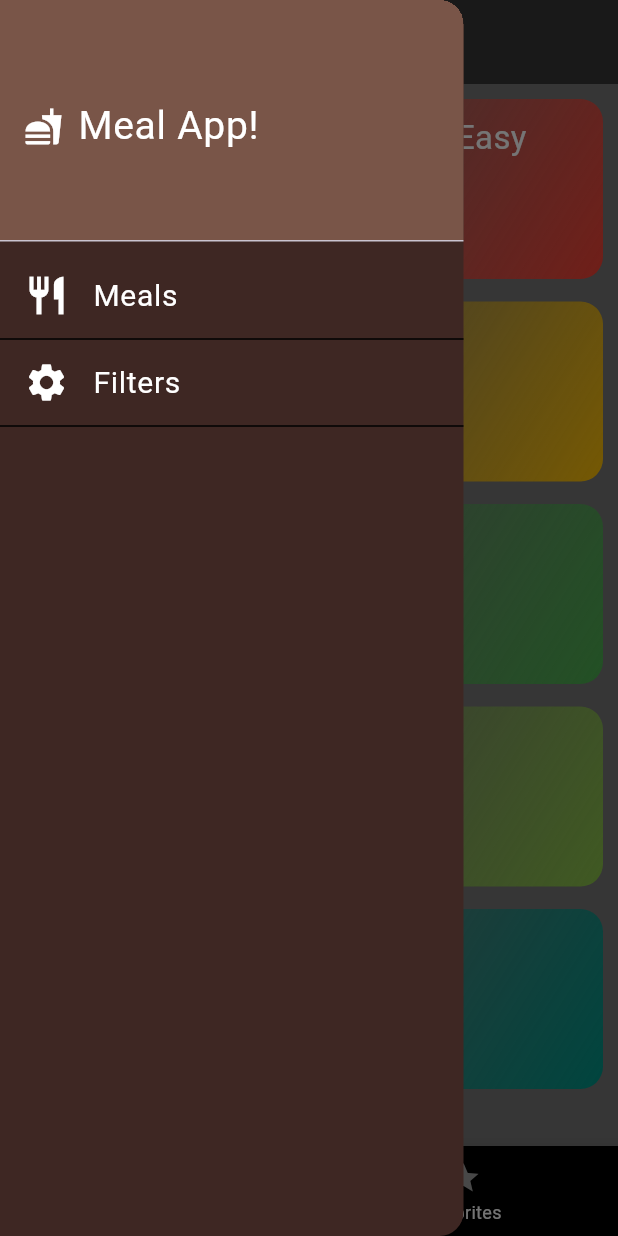
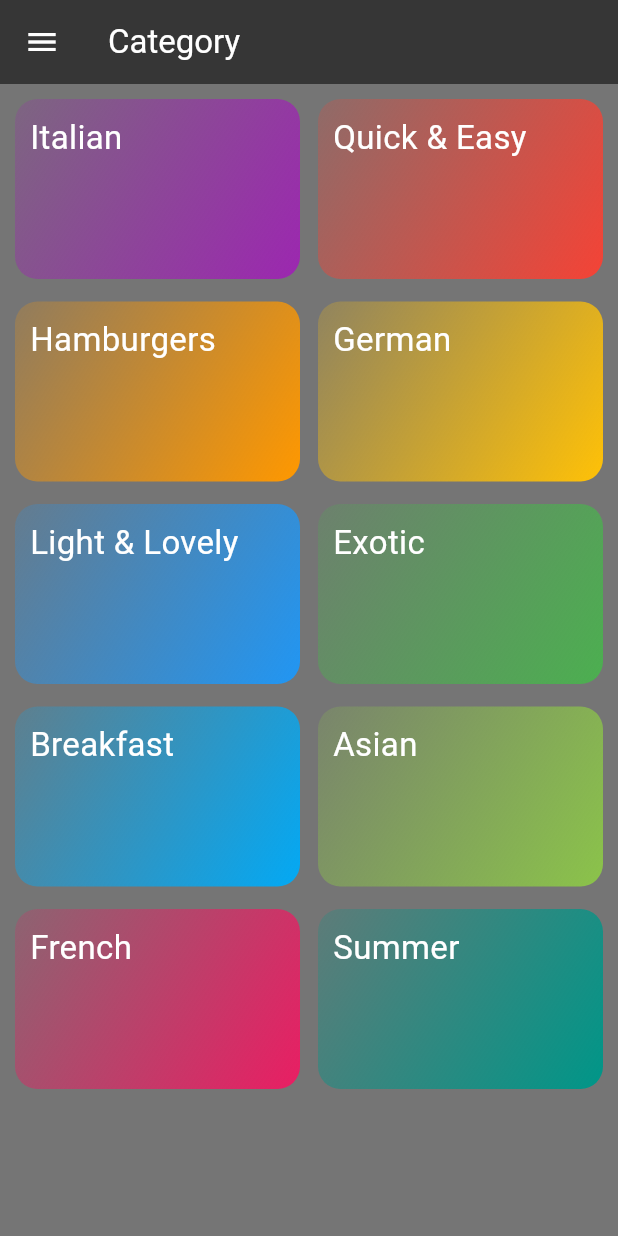
Before and after one commit to UmerMujtaba/Meal_App, a Flutter app: the screen it shows after launch, in the side drawer, after a tap on "Meals", on a phone screen of 412 x 824 dp. Run offline on Flutter 3.47's test engine with Material 3 defaults, Android fonts, the phone set to English and light mode, and no system bars.

```diff
--- a/lib/components/bottom_bar.dart
+++ b/lib/components/bottom_bar.dart
@@ -1,81 +1,81 @@
-import 'package:flutter/material.dart';
-import 'package:mealapp/data/category.dart';
-import 'package:mealapp/data/meal.dart';
-import 'package:mealapp/screens/favorite_screen.dart';
-import 'package:mealapp/screens/meal_screen.dart';
-import '../components/drawer.dart';
-
-class BottomBar extends StatefulWidget {
-  final Meal meal;
-  final Category category;
-
-  const BottomBar({
-    Key? key,
-    required this.meal,
-    required this.category,
-  }) : super(key: key);
-
-  @override
-  State<BottomBar> createState() => _BottomBarState();
-}
-
-class _BottomBarState extends State<BottomBar> {
-  int _selectedTabIndex = 0;
-  late List<Widget> screens;
-
-  @override
-  void initState() {
-    super.initState();
-    screens = [
-      MealScreen(category: widget.category, meal: widget.meal),
-      const FavoriteScreen(),
-      const Draweer(title: 'ok'),
-    ];
-  }
-
-  void _onTabTapped(int index) {
-    setState(() {
-      _selectedTabIndex = index;
-    });
-
-    if (index == 1) {
-      Navigator.pushNamed(context, '/favorite'); // Replace '/first' with your route name for FavoriteScreen
-    }
-  }
-
-  @override
-  Widget build(BuildContext context) {
-    return SizedBox(
-      height: 60,
-      child: Scaffold(
-        bottomNavigationBar: BottomNavigationBar(
-          elevation: 8,
-          iconSize: 24,
-          backgroundColor: Colors.black,
-          selectedIconTheme:
-              const IconThemeData(color: Colors.blueAccent, size: 28),
-          selectedItemColor: Colors.blueAccent,
-          unselectedIconTheme: const IconThemeData(color: Colors.grey),
-          unselectedItemColor: Colors.white,
-          currentIndex: _selectedTabIndex,
-          onTap: _onTabTapped,
-          items: const <BottomNavigationBarItem>[
-            BottomNavigationBarItem(
-              icon: Icon(Icons.category),
-              label: 'Category',
-            ),
-            BottomNavigationBarItem(
-              icon: Icon(Icons.star),
-              label: 'Favorites',
-            ),
-          ],
-        ),
-        drawer: const Draweer(title: 'ok'),
-        body: IndexedStack(
-          index: _selectedTabIndex,
-          children: screens,
-        ),
-      ),
-    );
-  }
-}
+// import 'package:flutter/material.dart';
+// import 'package:mealapp/data/category.dart';
+// import 'package:mealapp/data/meal.dart';
+// import 'package:mealapp/screens/favorite_screen.dart';
+// import 'package:mealapp/screens/meal_screen.dart';
+// import '../components/drawer.dart';
+//
+// class BottomBar extends StatefulWidget {
+//   final Meal meal;
+//   final Category category;
+//
+//   const BottomBar({
+//     Key? key,
+//     required this.meal,
+//     required this.category,
+//   }) : super(key: key);
+//
+//   @override
+//   State<BottomBar> createState() => _BottomBarState();
+// }
+//
+// class _BottomBarState extends State<BottomBar> {
+//   int _selectedTabIndex = 0;
+//   late List<Widget> screens;
+//
+//   @override
+//   void initState() {
+//     super.initState();
+//     screens = [
+//       MealScreen(category: widget.category, meal: widget.meal),
+//       const FavoriteScreen(),
+//       const Draweer(title: 'ok'),
+//     ];
+//   }
+//
+//   void _onTabTapped(int index) {
+//     setState(() {
+//       _selectedTabIndex = index;
+//     });
+//
+//     if (index == 1) {
+//       Navigator.pushNamed(context, '/favorite'); // Replace '/first' with your route name for FavoriteScreen
+//     }
+//   }
+//
+//   @override
+//   Widget build(BuildContext context) {
+//     return SizedBox(
+//       height: 60,
+//       child: Scaffold(
+//         bottomNavigationBar: BottomNavigationBar(
+//           elevation: 8,
+//           iconSize: 24,
+//           backgroundColor: Colors.black,
+//           selectedIconTheme:
+//           const IconThemeData(color: Colors.blueAccent, size: 28),
+//           selectedItemColor: Colors.blueAccent,
+//           unselectedIconTheme: const IconThemeData(color: Colors.grey),
+//           unselectedItemColor: Colors.white,
+//           currentIndex: _selectedTabIndex,
+//           onTap: _onTabTapped,
+//           items: const <BottomNavigationBarItem>[
+//             BottomNavigationBarItem(
+//               icon: Icon(Icons.category),
+//               label: 'Category',
+//             ),
+//             BottomNavigationBarItem(
+//               icon: Icon(Icons.star),
+//               label: 'Favorites',
+//             ),
+//           ],
+//         ),
+//         drawer: const Draweer(title: 'ok'),
+//         body: IndexedStack(
+//           index: _selectedTabIndex,
+//           children: screens,
+//         ),
+//       ),
+//     );
+//   }
+// }
--- a/lib/components/drawer.dart
+++ b/lib/components/drawer.dart
@@ -1,9 +1,14 @@
 import 'package:flutter/material.dart';
+import 'package:mealapp/models/cateogry_screen.dart';
 
+import '../data/category.dart';
+import '../data/meal.dart';
 import '../filter/filter_screen.dart';
 
 class Draweer extends StatefulWidget {
-  const Draweer({super.key, required this.title});
+  final Meal meal;
+  final Category category;
+  const Draweer({super.key, required this.title, required this.meal, required this.category});
 
   final String title;
 
@@ -24,7 +29,10 @@ class _DraweerState extends State<Draweer> {
   Widget build(BuildContext context) {
     return SafeArea(
       child: SizedBox(
-        width: MediaQuery.of(context).size.width *
+        width: MediaQuery
+            .of(context)
+            .size
+            .width *
             0.75, // 75% of screen will be occupied
         child: Drawer(
           backgroundColor: Colors.brown[900],
@@ -57,7 +65,11 @@ class _DraweerState extends State<Draweer> {
                     'Meals',
                     style: TextStyle(color: Colors.white, fontSize: 20),
                   ),
-                onTap: () {},
+                  onTap: () {
+                    Navigator.of(context).push(
+                        MaterialPageRoute(
+                            builder: (context) => CategoryScreen(meal: widget.meal, category: widget.category)));
+                  },
               ),
               const Divider(height: 2, color: Colors.black),
               ListTile(
--- a/lib/main.dart
+++ b/lib/main.dart
@@ -1,28 +1,33 @@
 import 'package:flutter/material.dart';
+import 'package:mealapp/data/category.dart';
 import 'package:mealapp/data/dummy_data.dart';
 import 'package:mealapp/data/meal.dart';
-
+//import 'package:mealapp/screens/category_screen.dart';
 import 'package:mealapp/screens/favorite_screen.dart';
 
 import 'models/cateogry_screen.dart';
 
 void main() {
-  runApp(const MyApp());
+  final Meal meal = dummyMeals.first; // Assuming you have dummyMeals defined somewhere
+  final Category category=availableCategories.first;
+  runApp(MyApp(meal: meal, category: category,));
 }
 
 class MyApp extends StatefulWidget {
-  const MyApp({Key? key}) : super(key: key);
+  final Meal meal;
+final Category category;
+  const MyApp({Key? key, required this.meal, required this.category}) : super(key: key);
 
   @override
-  _MyAppState createState() => _MyAppState();
+  State<MyApp> createState() => _MyAppState();
 }
 
 class _MyAppState extends State<MyApp> {
-  int _selectedTabIndex = 0;
+  int _selectedIndex = 0;
 
-  void _onTabTapped(int index) {
+  void _onItemTapped(int index) {
     setState(() {
-      _selectedTabIndex = index;
+      _selectedIndex = index;
     });
   }
 
@@ -30,15 +35,36 @@ class _MyAppState extends State<MyApp> {
   Widget build(BuildContext context) {
     return MaterialApp(
       title: 'Meal App',
-      theme: ThemeData(
-        primarySwatch: Colors.blue,
-        visualDensity: VisualDensity.adaptivePlatformDensity,
+      // theme: ThemeData(
+      //   primarySwatch: Colors.blue,
+      // ),
+      home: Scaffold(
+        backgroundColor: Colors.black54,
+        body: IndexedStack(
+          index: _selectedIndex,
+          children: [
+            CategoryScreen(meal: widget.meal, category: widget.category,),
+            FavoriteScreen(meal: widget.meal, category: widget.category,),
+          ],
+        ),
+        bottomNavigationBar: BottomNavigationBar(
+          backgroundColor: Colors.black,
+          selectedItemColor: Colors.blueAccent,
+          unselectedItemColor: Colors.grey,
+          currentIndex: _selectedIndex,
+          onTap: _onItemTapped,
+          items: const <BottomNavigationBarItem>[
+            BottomNavigationBarItem(
+              icon: Icon(Icons.category),
+              label: 'Category',
+            ),
+            BottomNavigationBarItem(
+              icon: Icon(Icons.star),
+              label: 'Favorites',
+            ),
+          ],
+        ),
       ),
-      initialRoute: '/',
-      routes: {
-        '/': (context) => CategoryScreen(meal: dummyMeals.first, category: availableCategories.first),
-        '/favorite': (context) => const FavoriteScreen(),
-      },
     );
   }
 }
--- a/lib/models/cateogry_screen.dart
+++ b/lib/models/cateogry_screen.dart
@@ -1,23 +1,22 @@
 import 'package:flutter/material.dart';
+import 'package:mealapp/data/category.dart';
+import 'package:mealapp/data/meal.dart';
 import 'package:mealapp/screens/meal_screen.dart';
-import '../components/bottom_bar.dart';
-import '../data/category.dart';
 import '../components/drawer.dart';
 import '../data/dummy_data.dart';
-import '../data/meal.dart';
+
 import 'category_item.dart';
 
 class CategoryScreen extends StatefulWidget {
   final Meal meal;
-  final Category category;
-  const CategoryScreen({Key? key, required this.meal, required this.category}) : super(key: key);
+final Category category;
+  const CategoryScreen({Key? key, required this.meal, required this.category, }) : super(key: key);
 
   @override
   State<CategoryScreen> createState() => _CategoryScreenState();
 }
 
 class _CategoryScreenState extends State<CategoryScreen> {
-
   @override
   Widget build(BuildContext context) {
     final category = widget.category;
@@ -48,17 +47,14 @@ class _CategoryScreenState extends State<CategoryScreen> {
               category,
               onPressed: () => Navigator.of(context).push(
                 MaterialPageRoute(
-                  builder: (context) => MealScreen(category: category, meal: widget.meal),
+                  builder: (context) => MealScreen(category: category, mealss: widget.meal),
                 ),
               ),
             );
           },
         ),
       ),
-      drawer: const Draweer(
-        title: 'ok',
-      ),
-      bottomNavigationBar: BottomBar(meal: widget.meal, category: widget.category,),
+      drawer: Draweer(title: 'ok', category: widget.category, meal: widget.meal),
     );
   }
 }
--- a/lib/screens/favorite_screen.dart
+++ b/lib/screens/favorite_screen.dart
@@ -1,13 +1,24 @@
 import 'package:flutter/material.dart';
-import 'package:mealapp/screens/screen_detail.dart';
-import '../../data/meal.dart';
+import 'package:mealapp/screens/meal_detail_screen.dart';
+
 import '../components/drawer.dart';
+import '../data/category.dart';
+import '../data/meal.dart';
 
-class FavoriteScreen extends StatelessWidget {
-  const FavoriteScreen({Key? key}) : super(key: key);
+
+class FavoriteScreen extends StatefulWidget {
+  final Meal meal;
+  final Category category;
+  const FavoriteScreen({Key? key, required this.meal, required this.category}) : super(key: key);
 
   @override
+  State<FavoriteScreen> createState() => _FavoriteScreenState();
+}
+
+class _FavoriteScreenState extends State<FavoriteScreen> {
+  @override
   Widget build(BuildContext context) {
+    //final category = widget.category;
     return Scaffold(
       backgroundColor: Colors.black54,
       appBar: AppBar(
@@ -150,9 +161,11 @@ class FavoriteScreen extends StatelessWidget {
           );
         },
       ),
-      drawer: const Draweer(
+      drawer:  Draweer(
         title: 'ok',
+          category: widget.category, meal: widget.meal
       ),
+      // bottomNavigationBar: BottomBar(meal: widget.meal, category: widget.category,),
     );
   }
 }
--- a/lib/screens/meal_screen.dart
+++ b/lib/screens/meal_screen.dart
@@ -1,6 +1,6 @@
 import 'package:flutter/material.dart';
 
-import 'package:mealapp/screens/screen_detail.dart';
+import 'package:mealapp/screens/meal_detail_screen.dart';
 import '../components/bottom_bar.dart';
 import '../components/drawer.dart';
 import '../data/category.dart';
@@ -8,10 +8,10 @@ import '../data/dummy_data.dart';
 import '../data/meal.dart';
 
 class MealScreen extends StatefulWidget {
-  final Meal meal;
+  final Meal mealss;
   final Category category;
 
-  const MealScreen({super.key, required this.category, required this.meal});
+  const MealScreen({super.key, required this.category, required this.mealss});
 
   @override
   State<MealScreen> createState() => _MealScreenState();
@@ -30,8 +30,8 @@ class _MealScreenState extends State<MealScreen> {
 
   @override
   Widget build(BuildContext context) {
-    final meals = dummyMeals.where((meal) {
-      return meal.categories.contains(widget.category.id);
+    final meals = dummyMeals.where((meals) {
+      return meals.categories.contains(widget.category.id);
     }).toList();
 
     return Scaffold(
@@ -189,9 +189,8 @@ class _MealScreenState extends State<MealScreen> {
                 );
               },
             ),
-      drawer: const Draweer(
-        title: 'ok',
-      ),
+      drawer:
+          Draweer(title: 'ok', category: widget.category, meal: widget.mealss),
       //bottomNavigationBar: BottomBar(),
     );
   }
```
Also changed, not shown: lib/screens/meal_detail_screen.dart (renamed from lib/screens/screen_detail.dart). Lines whose indentation alone changed are shown as unchanged.
